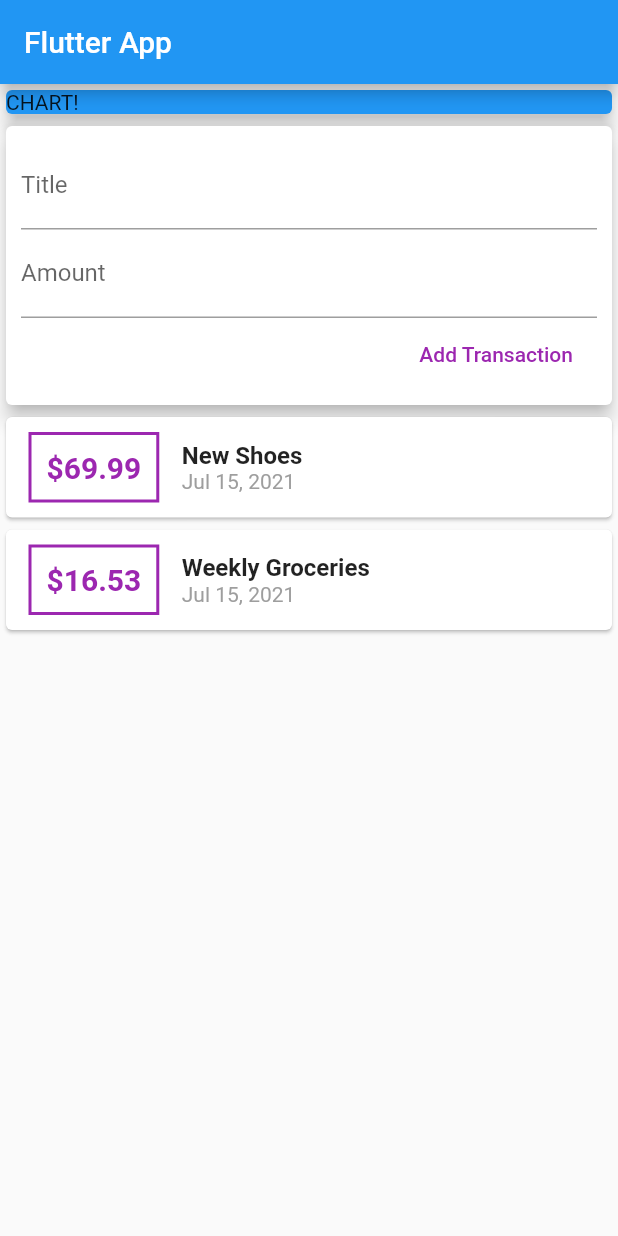
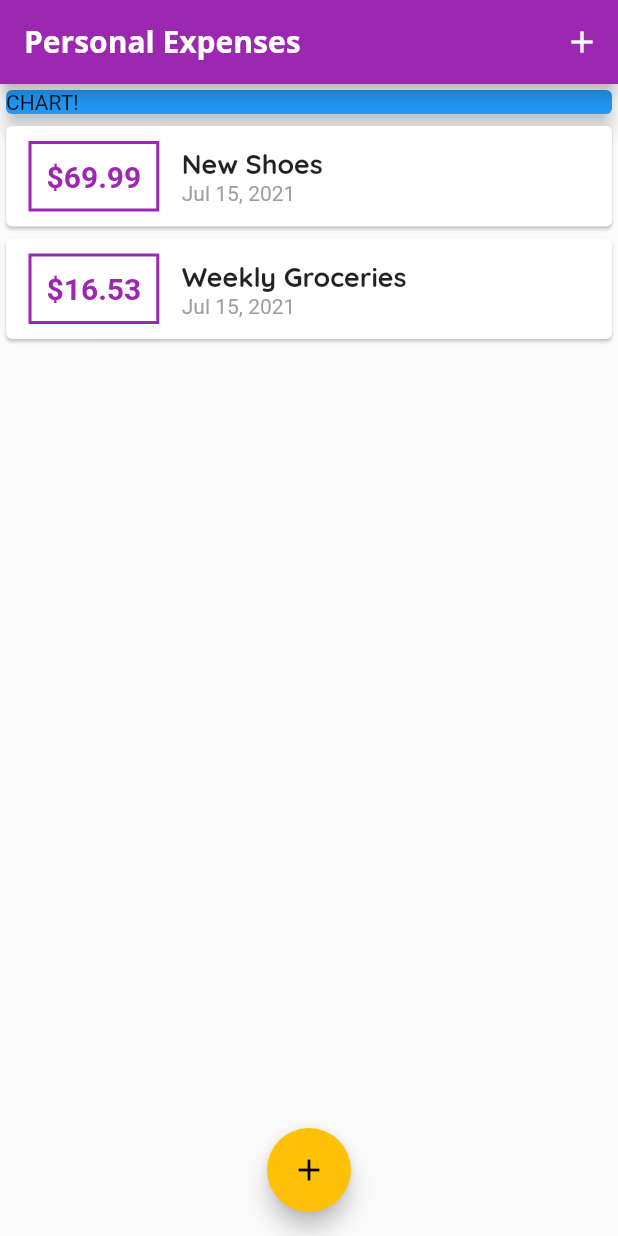
Before and after one commit to minsuhan1/flutter-dev, a Flutter app: the screen it shows after launch, on a phone screen of 412 x 824 dp. Run offline on Flutter 3.47's test engine with Material 2 defaults, Android fonts, the phone set to English and light mode, and no system bars.

Commit message:
Adding Floating Action Button, Showing Modal Bottom sheet, Custom fonts

```diff
--- a/expenses_planner/lib/main.dart
+++ b/expenses_planner/lib/main.dart
@@ -1,7 +1,7 @@
 import 'package:flutter/material.dart';
-import './widgets/user_transaction.dart';
 import './widgets/new_transaction.dart';
 import './widgets/transaction_list.dart';
+import './models/transaction.dart';
 
 void main() => runApp(MyApp());
 
@@ -9,23 +9,92 @@
   @override
   Widget build(BuildContext context) {
     return MaterialApp(
-      title: 'Flutter App',
+      title: 'Personal Expenses',
+      theme: ThemeData(
+          primarySwatch: Colors.purple,
+          accentColor: Colors.amber,
+          fontFamily: 'Quicksand',
+          textTheme: ThemeData.light().textTheme.copyWith(
+                title: TextStyle(
+                  fontFamily: 'Quicksand',
+                  fontWeight: FontWeight.bold,
+                  fontSize: 18,
+                ),
+              ),
+          appBarTheme: AppBarTheme(
+            textTheme: ThemeData.light().textTheme.copyWith(
+                title: TextStyle(
+                  fontFamily: 'OpenSans',
+                  fontSize: 20,
+                  fontWeight: FontWeight.bold,
+                )),
+          )),
       home: MyHomePage(),
     );
   }
 }
 
-class MyHomePage extends StatelessWidget {
+class MyHomePage extends StatefulWidget {
   // String titleInput;
   // String amountInput;
-  final titleController = TextEditingController();
-  final amountController = TextEditingController();
+  @override
+  _MyHomePageState createState() => _MyHomePageState();
+}
+
+class _MyHomePageState extends State<MyHomePage> {
+  final List<Transaction> _userTransactions = [
+    Transaction(
+      id: 't1',
+      title: 'New Shoes',
+      amount: 69.99,
+      date: DateTime.now(),
+    ),
+    Transaction(
+      id: 't2',
+      title: 'Weekly Groceries',
+      amount: 16.53,
+      date: DateTime.now(),
+    ),
+  ];
+
+  void _addNewTransaction(String txTitle, double txAmount) {
+    final newTx = Transaction(
+      title: txTitle,
+      amount: txAmount,
+      date: DateTime.now(),
+      id: DateTime.now().toString(),
+    );
+
+    setState(() {
+      _userTransactions.add(newTx);
+    });
+  }
+
+  void _startAddNewTransaction(BuildContext ctx) {
+    showModalBottomSheet(
+        context: ctx,
+        builder: (_) {
+          return GestureDetector(
+            onTap: () {},
+            child: NewTransaction(_addNewTransaction),
+            behavior: HitTestBehavior.opaque,
+          );
+        });
+  }
 
   @override
   Widget build(BuildContext context) {
     return Scaffold(
       appBar: AppBar(
-        title: Text('Flutter App'),
+        title: Text(
+          'Personal Expenses',
+        ),
+        actions: [
+          IconButton(
+            onPressed: () => _startAddNewTransaction(context),
+            icon: Icon(Icons.add),
+          )
+        ],
       ),
       body: SingleChildScrollView(
         child: Column(
@@ -40,9 +109,14 @@
                 elevation: 5,
               ),
             ),
-            UserTransactions()
+            TransactionList(_userTransactions),
           ],
         ),
+      ),
+      floatingActionButtonLocation: FloatingActionButtonLocation.centerFloat,
+      floatingActionButton: FloatingActionButton(
+        child: Icon(Icons.add),
+        onPressed: () => _startAddNewTransaction(context),
       ),
     );
   }
--- a/expenses_planner/lib/widgets/transaction_list.dart
+++ b/expenses_planner/lib/widgets/transaction_list.dart
@@ -23,31 +23,32 @@
                   ),
                   decoration: BoxDecoration(
                     border: Border.all(
-                      color: Colors.purple,
+                      color: Theme.of(context).primaryColor,
                       width: 2,
                     ),
                   ),
                   padding: EdgeInsets.all(10),
                   child: Text(
-                    '\$${transactions[index].amount}',
+                    '\$${transactions[index].amount.toStringAsFixed(2)}',
                     style: TextStyle(
                       fontWeight: FontWeight.bold,
                       fontSize: 20,
-                      color: Colors.purple,
+                      color: Theme.of(context).primaryColor,
                     ),
                   ),
                 ),
                 Column(
                   crossAxisAlignment: CrossAxisAlignment.start,
                   children: [
-                    Text(transactions[index].title,
-                        style: TextStyle(
-                          fontSize: 16,
-                          fontWeight: FontWeight.bold,
-                        )),
+                    Text(
+                      transactions[index].title,
+                      style: Theme.of(context).textTheme.title,
+                    ),
                     Text(
                       DateFormat.yMMMd().format(transactions[index].date),
-                      style: TextStyle(color: Colors.grey),
+                      style: TextStyle(
+                        color: Colors.grey,
+                      ),
                     ),
                   ],
                 )
--- a/expenses_planner/lib/widgets/user_transaction.dart
+++ /dev/null
@@ -1,47 +0,0 @@
-import 'package:flutter/material.dart';
-import './new_transaction.dart';
-import './transaction_list.dart';
-import '../models/transaction.dart';
-
-class UserTransactions extends StatefulWidget {
-  @override
-  _UserTransactionsState createState() => _UserTransactionsState();
-}
-
-class _UserTransactionsState extends State<UserTransactions> {
-  final List<Transaction> _userTransactions = [
-    Transaction(
-      id: 't1',
-      title: 'New Shoes',
-      amount: 69.99,
-      date: DateTime.now(),
-    ),
-    Transaction(
-      id: 't2',
-      title: 'Weekly Groceries',
-      amount: 16.53,
-      date: DateTime.now(),
-    ),
-  ];
-
-  void _addNewTransaction(String txTitle, double txAmount) {
-    final newTx = Transaction(
-      title: txTitle,
-      amount: txAmount,
-      date: DateTime.now(),
-      id: DateTime.now().toString(),
-    );
-
-    setState(() {
-      _userTransactions.add(newTx);
-    });
-  }
-
-  @override
-  Widget build(BuildContext context) {
-    return Column(children: [
-      NewTransaction(_addNewTransaction),
-      TransactionList(_userTransactions),
-    ]);
-  }
-}
```
Also changed, not shown: expenses_planner/lib/widgets/new_transaction.dart (+28 -9 lines), expenses_planner/pubspec.yaml (+12 -7 lines), expenses_planner/assets/fonts/OpenSans-Bold.ttf (added), expenses_planner/assets/fonts/OpenSans-Regular.ttf (added), expenses_planner/assets/fonts/Quicksand-Bold.ttf (added), expenses_planner/assets/fonts/Quicksand-Light.ttf (added), expenses_planner/assets/fonts/Quicksand-Medium.ttf (added), expenses_planner/assets/fonts/Quicksand-Regular.ttf (added).
